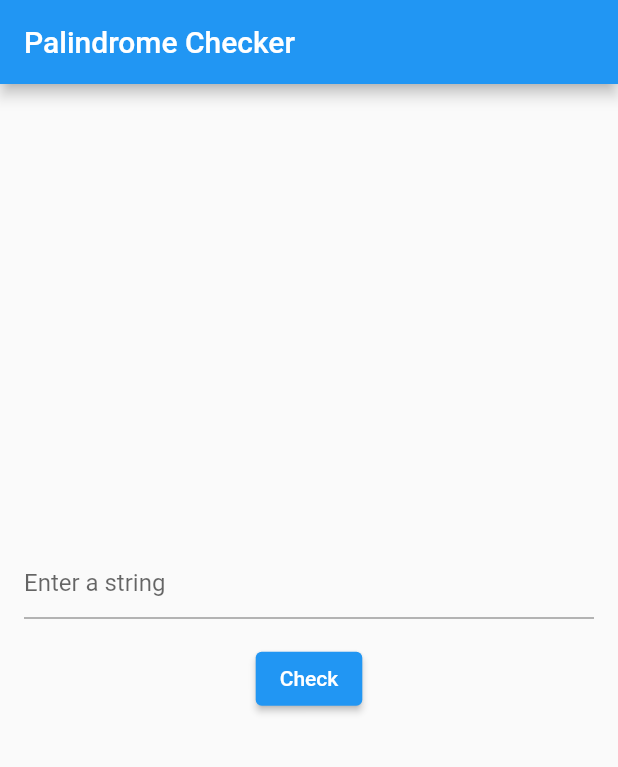
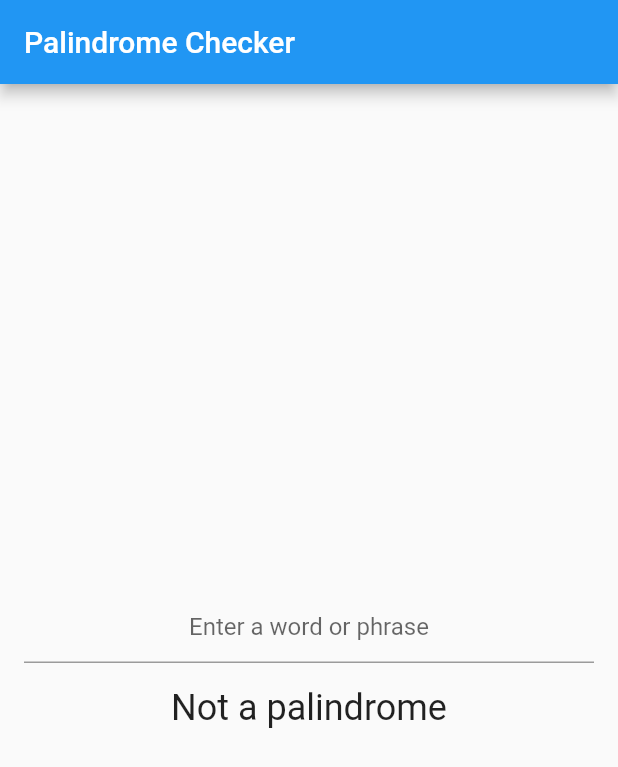
Before and after one commit to RamyaSreeB/palindrome.github.io, a Flutter app: the screen it shows after launch, on a phone screen of 412 x 824 dp. Shown: the top 767 px of the screen. Run offline on Flutter 3.47's test engine with Material 2 defaults, Android fonts, the phone set to English and light mode, and no system bars.

Commit message:
Update main.dart

```diff
--- a/lib/main.dart
+++ b/lib/main.dart
@@ -1,15 +1,18 @@
 import 'package:flutter/material.dart';
 
-void main() {
-  runApp(MyApp());
-}
+void main() => runApp(MyApp());
 
 class MyApp extends StatelessWidget {
   @override
   Widget build(BuildContext context) {
     return MaterialApp(
       title: 'Palindrome Checker',
-      home: PalindromeChecker(),
+      home: Scaffold(
+        appBar: AppBar(
+          title: Text('Palindrome Checker'),
+        ),
+        body: PalindromeChecker(),
+      ),
     );
   }
 }
@@ -20,61 +23,38 @@ class PalindromeChecker extends StatefulWidget {
 }
 
 class _PalindromeCheckerState extends State<PalindromeChecker> {
-  TextEditingController textEditingController = TextEditingController();
-  String message = '';
+  final TextEditingController _controller = TextEditingController();
 
-  bool isPalindrome(String str) {
-    int i = 0;
-    int j = str.length - 1;
-    while (i < j) {
-      if (str[i] != str[j]) {
-        return false;
-      }
-      i++;
-      j--;
-    }
-    return true;
+  bool _isPalindrome = false;
+
+  void _checkPalindrome(String input) {
+    String reversed = String.fromCharCodes(input.runes.toList().reversed);
+    setState(() {
+      _isPalindrome = input == reversed;
+    });
   }
 
   @override
   Widget build(BuildContext context) {
-    return Scaffold(
-      appBar: AppBar(
-        title: Text('Palindrome Checker'),
-      ),
-      body: Padding(
-        padding: const EdgeInsets.all(16.0),
+    return Padding(
+      padding: EdgeInsets.all(16.0),
       child: Column(
         mainAxisAlignment: MainAxisAlignment.center,
         children: [
           TextField(
-              controller: textEditingController,
+            controller: _controller,
             decoration: InputDecoration(
-                hintText: 'Enter a string',
+              hintText: 'Enter a word or phrase',
             ),
-            ),
-            SizedBox(height: 16.0),
-            ElevatedButton(
-              onPressed: () {
-                setState(() {
-                  String str = textEditingController.text;
-                  bool palindrome = isPalindrome(str);
-                  if (palindrome) {
-                    message = '$str is a palindrome!';
-                  } else {
-                    message = '$str is not a palindrome!';
-                  }
-                });
-              },
-              child: Text('Check'),
+            textAlign: TextAlign.center,
+            onChanged: _checkPalindrome,
           ),
           SizedBox(height: 16.0),
           Text(
-              message,
-              style: TextStyle(fontSize: 20.0),
+            _isPalindrome ? 'It is a palindrome!' : 'Not a palindrome',
+            style: TextStyle(fontSize: 24.0),
           ),
         ],
-        ),
       ),
     );
   }
```
Lines whose indentation alone changed are shown as unchanged.
